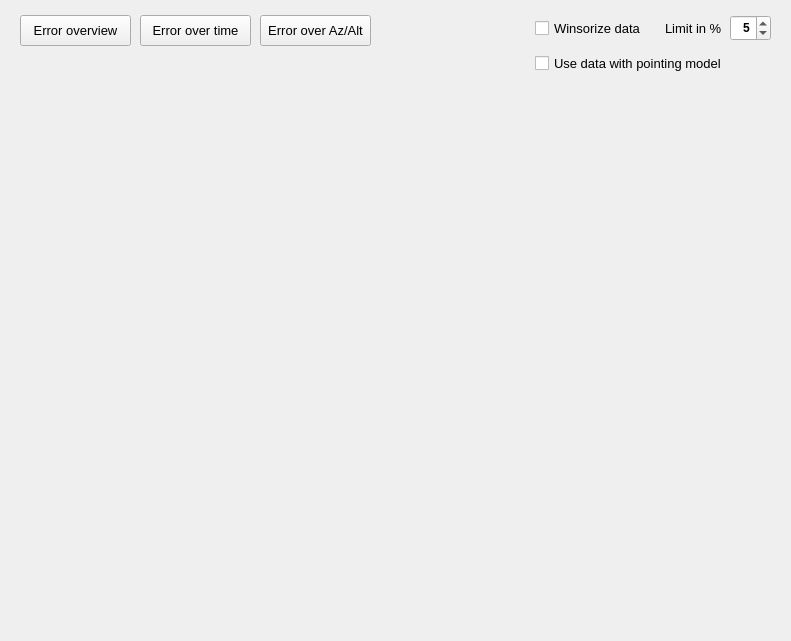
Before: the Qt Designer form mountwizzard/gui/analyse_window_ui.ui in sayitfast/MountWizzard3, drawn with Qt 5.
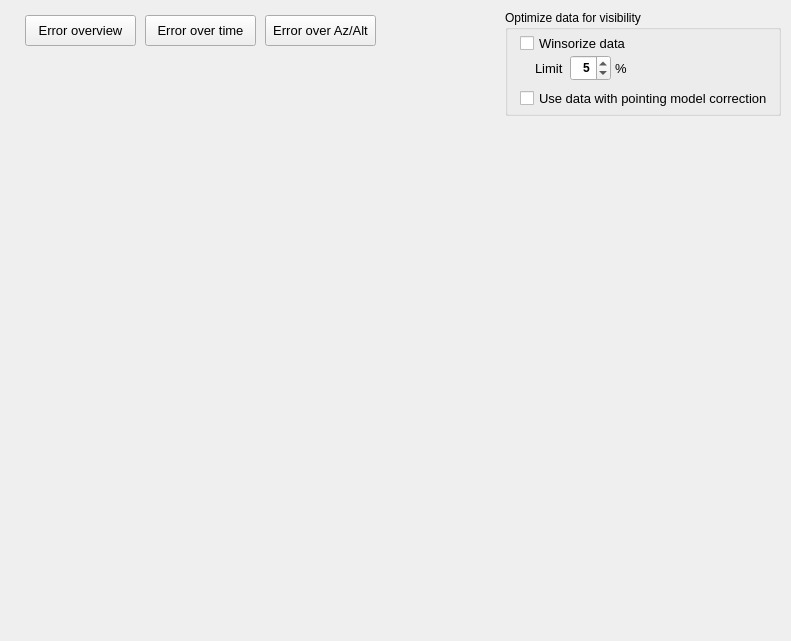
After: the same form once the commit is applied.

Patch:
```diff
--- a/mountwizzard/gui/analyse_window_ui.ui
+++ b/mountwizzard/gui/analyse_window_ui.ui
@@ -16,10 +16,10 @@
   <widget class="QWidget" name="analyse" native="true">
    <property name="geometry">
     <rect>
-     <x>10</x>
-     <y>115</y>
-     <width>771</width>
-     <height>516</height>
+     <x>5</x>
+     <y>130</y>
+     <width>781</width>
+     <height>506</height>
     </rect>
    </property>
    <property name="font">
@@ -34,7 +34,7 @@
   <widget class="QPushButton" name="btn_errorTime">
    <property name="geometry">
     <rect>
-     <x>140</x>
+     <x>145</x>
      <y>15</y>
      <width>111</width>
      <height>31</height>
@@ -55,7 +55,7 @@
   <widget class="QPushButton" name="btn_errorOverview">
    <property name="geometry">
     <rect>
-     <x>20</x>
+     <x>25</x>
      <y>15</y>
      <width>111</width>
      <height>31</height>
@@ -79,7 +79,7 @@
      <x>0</x>
      <y>0</y>
      <width>790</width>
-     <height>106</height>
+     <height>126</height>
     </rect>
    </property>
    <property name="text">
@@ -92,7 +92,7 @@
   <widget class="QPushButton" name="btn_errorAzAlt">
    <property name="geometry">
     <rect>
-     <x>260</x>
+     <x>265</x>
      <y>15</y>
      <width>111</width>
      <height>31</height>
@@ -110,12 +110,24 @@
     <string>Error over Az/Alt</string>
    </property>
   </widget>
-  <widget class="QCheckBox" name="checkWinsorize">
+  <widget class="QGroupBox" name="groupBox">
    <property name="geometry">
     <rect>
-     <x>535</x>
-     <y>15</y>
-     <width>111</width>
+     <x>505</x>
+     <y>10</y>
+     <width>276</width>
+     <height>106</height>
+    </rect>
+   </property>
+   <property name="title">
+    <string>Optimize data for visibility</string>
+   </property>
+   <widget class="QCheckBox" name="checkOptimized">
+    <property name="geometry">
+     <rect>
+      <x>15</x>
+      <y>75</y>
+      <width>256</width>
      <height>26</height>
     </rect>
    </property>
@@ -131,7 +143,7 @@
     <enum>Qt::LeftToRight</enum>
    </property>
    <property name="text">
-    <string>Winsorize data</string>
+     <string>Use data with pointing model correction</string>
    </property>
    <property name="checked">
     <bool>false</bool>
@@ -140,8 +152,8 @@
   <widget class="QDoubleSpinBox" name="winsorizeLimit">
    <property name="geometry">
     <rect>
-     <x>730</x>
-     <y>15</y>
+      <x>65</x>
+      <y>45</y>
      <width>41</width>
      <height>26</height>
     </rect>
@@ -175,12 +187,39 @@
     <double>5.000000000000000</double>
    </property>
   </widget>
+   <widget class="QCheckBox" name="checkWinsorize">
+    <property name="geometry">
+     <rect>
+      <x>15</x>
+      <y>20</y>
+      <width>111</width>
+      <height>26</height>
+     </rect>
+    </property>
+    <property name="font">
+     <font>
+      <pointsize>10</pointsize>
+     </font>
+    </property>
+    <property name="toolTip">
+     <string>&lt;html&gt;&lt;head/&gt;&lt;body&gt;&lt;p&gt;Cuts outlayers by using winsorize method with the given limit.&lt;/p&gt;&lt;/body&gt;&lt;/html&gt;</string>
+    </property>
+    <property name="layoutDirection">
+     <enum>Qt::LeftToRight</enum>
+    </property>
+    <property name="text">
+     <string>Winsorize data</string>
+    </property>
+    <property name="checked">
+     <bool>false</bool>
+    </property>
+   </widget>
   <widget class="QLabel" name="label_201">
    <property name="geometry">
     <rect>
-     <x>665</x>
-     <y>15</y>
-     <width>61</width>
+      <x>30</x>
+      <y>45</y>
+      <width>31</width>
      <height>26</height>
     </rect>
    </property>
@@ -190,15 +229,15 @@
     </font>
    </property>
    <property name="text">
-    <string>Limit in %</string>
-   </property>
-  </widget>
-  <widget class="QCheckBox" name="checkOptimized">
+     <string>Limit</string>
+    </property>
+   </widget>
+   <widget class="QLabel" name="label_202">
    <property name="geometry">
     <rect>
-     <x>535</x>
-     <y>50</y>
-     <width>196</width>
+      <x>110</x>
+      <y>45</y>
+      <width>16</width>
      <height>26</height>
     </rect>
    </property>
@@ -207,18 +246,10 @@
      <pointsize>10</pointsize>
     </font>
    </property>
-   <property name="toolTip">
-    <string>&lt;html&gt;&lt;head/&gt;&lt;body&gt;&lt;p&gt;Cuts outlayers by using winsorize method with the given limit.&lt;/p&gt;&lt;/body&gt;&lt;/html&gt;</string>
-   </property>
-   <property name="layoutDirection">
-    <enum>Qt::LeftToRight</enum>
-   </property>
    <property name="text">
-    <string>Use data with pointing model</string>
-   </property>
-   <property name="checked">
-    <bool>false</bool>
-   </property>
+     <string>%</string>
+    </property>
+   </widget>
   </widget>
   <zorder>analyseBackground</zorder>
   <zorder>btn_errorTime</zorder>
```
Left out of the diff: 5 changed lines with no effect on the pictures. Lines whose indentation alone changed are shown as unchanged.
